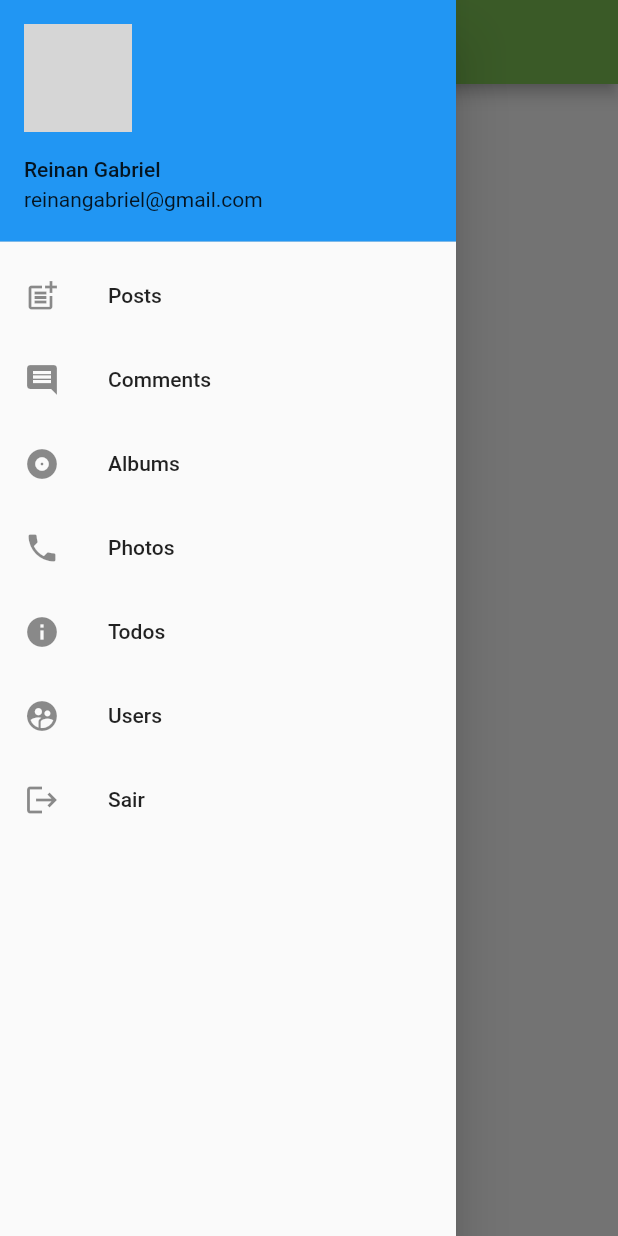
After one commit to ReinanHS/FlutterHelloWorld, a Flutter app: the screen it shows after launch, with the side drawer open, on a phone screen of 412 x 824 dp. The commit adds this screen. Run offline on Flutter 3.47's test engine with Material 2 defaults, Android fonts, the phone set to English and light mode, and no system bars; network calls fail; grey boxes are pictures that could not be loaded.

Commit message:
Listagem de usuários

```diff
--- /dev/null
+++ b/lib/controllers/dasboard_controller.dart
@@ -0,0 +1,63 @@
+import 'dart:convert' as convert;
+import 'dart:async';
+import 'package:flutter/cupertino.dart';
+import 'package:flutter/material.dart';
+import 'package:helloWorld/models/address_model.dart';
+import 'package:helloWorld/models/header_model.dart';
+import 'package:helloWorld/models/user_model.dart';
+import 'package:http/http.dart' as http;
+
+class DasboardController extends ChangeNotifier {
+  UserModel user = UserModel(
+    name: 'Reinan Gabriel',
+    username: 'reinanhs',
+    email: 'reinangabriel@gmail.com',
+    phone: '7991313136',
+    address: AddressModel(),
+  );
+
+  List<Widget> headerModel = HeaderModel().menus;
+  List<UserModel> users = [];
+
+  static DasboardController instance = DasboardController();
+
+  DasboardController() {
+    this.getUser();
+  }
+
+  void getUser() async {
+    var url = 'https://jsonplaceholder.typicode.com/users';
+
+    var response = await http.get(url);
+
+    if (response.statusCode == 200) {
+      List list = convert.jsonDecode(response.body);
+      this.users = list.map((user) => UserModel.fromJson(user)).toList();
+      notifyListeners();
+    } else {
+      print('Request failed with status: ${response.statusCode}.');
+    }
+  }
+
+  String getUserLength() {
+    return this.users.length.toString();
+  }
+
+  Widget getUsersWidget() {
+    if (this.users.isEmpty) {
+      return Center(
+        child: Text('Nehuma usuario'),
+      );
+    } else {
+      return ListView(
+        children: [
+          ListTile(
+            title: Text('Primary text'),
+            leading: Icon(Icons.label),
+            trailing: Text('Metadata'),
+          ),
+        ],
+      );
+    }
+  }
+}
--- /dev/null
+++ b/lib/models/address_model.dart
@@ -0,0 +1,6 @@
+class AddressModel {
+  String street;
+  String suite;
+  String city;
+  String zipcode;
+}
--- /dev/null
+++ b/lib/models/header_model.dart
@@ -0,0 +1,34 @@
+import 'package:flutter/material.dart';
+
+class HeaderModel {
+  List<ListTile> menus = [
+    ListTile(
+      title: Text('Posts'),
+      leading: Icon(Icons.post_add),
+    ),
+    ListTile(
+      title: Text('Comments'),
+      leading: Icon(Icons.comment),
+    ),
+    ListTile(
+      title: Text('Albums'),
+      leading: Icon(Icons.album),
+    ),
+    ListTile(
+      title: Text('Photos'),
+      leading: Icon(Icons.phone),
+    ),
+    ListTile(
+      title: Text('Todos'),
+      leading: Icon(Icons.info),
+    ),
+    ListTile(
+      title: Text('Users'),
+      leading: Icon(Icons.supervised_user_circle),
+    ),
+    ListTile(
+      title: Text('Sair'),
+      leading: Icon(Icons.logout),
+    ),
+  ];
+}
--- /dev/null
+++ b/lib/models/user_model.dart
@@ -0,0 +1,45 @@
+import 'package:helloWorld/models/address_model.dart';
+
+class UserModel {
+  int id;
+  String name, email, username, phone;
+  AddressModel address;
+
+  UserModel({
+    this.id,
+    this.name,
+    this.email,
+    this.username,
+    this.phone,
+    this.address,
+  });
+
+  String getAvatar() {
+    return 'https://github.com/' + this.username + '.png?size=200';
+  }
+
+  String getAvatarAPI() {
+    return 'https://avatars.dicebear.com/api/male/' + this.name + '.svg';
+  }
+
+  factory UserModel.fromJson(Map<String, Object> json) {
+    return UserModel(
+      id: json['id'],
+      name: json['name'],
+      email: json['email'],
+      username: json['username'],
+      phone: json['phone'],
+      address: AddressModel(),
+    );
+  }
+
+  Map toJson() {
+    return {
+      'id': this.id,
+      'name': this.name,
+      'email': this.email,
+      'username': this.username,
+      'phone': this.phone,
+    };
+  }
+}
--- a/lib/views/app_widget.dart
+++ b/lib/views/app_widget.dart
@@ -1,7 +1,8 @@
 import 'package:flutter/material.dart';
 import 'package:helloWorld/controllers/app_controller.dart';
-import 'package:helloWorld/views/home_page.dart';
-import 'package:helloWorld/views/login_page.dart';
+import 'package:helloWorld/views/pages/home_page.dart';
+import 'package:helloWorld/views/pages/login_page.dart';
+import 'package:helloWorld/views/pages/dashboard_page.dart';
 
 class AppWidget extends StatelessWidget {
   Widget build(BuildContext context) {
@@ -10,13 +11,15 @@ class AppWidget extends StatelessWidget {
         builder: (BuildContext context, Widget child) {
           return MaterialApp(
               theme: ThemeData(
+                  primaryColor: Color(0xff7ec556),
                   brightness: AppController.instance.isDarkTheme
                       ? Brightness.dark
                       : Brightness.light),
-              initialRoute: '/',
+              initialRoute: '/dashboard',
               routes: {
                 '/': (context) => LoginPage(),
                 '/home': (context) => HomePage(),
+                '/dashboard': (context) => DashboardPage(),
               });
         });
   }
--- /dev/null
+++ b/lib/views/components/header_widget.dart
@@ -0,0 +1,28 @@
+import 'package:flutter/material.dart';
+import 'package:helloWorld/models/user_model.dart';
+
+class HeaderWidget extends StatelessWidget {
+  final UserModel _user;
+  final List<Widget> _menu;
+
+  HeaderWidget(
+    this._user,
+    this._menu,
+  );
+
+  @override
+  Widget build(BuildContext context) {
+    return Column(
+      children: [
+        UserAccountsDrawerHeader(
+          currentAccountPicture: CircleAvatar(
+            backgroundImage: NetworkImage(_user.getAvatar()),
+          ),
+          accountName: Text(_user.name),
+          accountEmail: Text(_user.email),
+        ),
+        ..._menu,
+      ],
+    );
+  }
+}
--- /dev/null
+++ b/lib/views/pages/dashboard_page.dart
@@ -0,0 +1,67 @@
+import 'package:flutter/material.dart';
+import 'package:helloWorld/controllers/dasboard_controller.dart';
+import 'package:helloWorld/views/components/header_widget.dart';
+
+class DashboardPage extends StatelessWidget {
+  final List<String> entries = <String>['A', 'B', 'C'];
+  final List<int> colorCodes = <int>[600, 500, 100];
+
+  @override
+  Widget build(BuildContext context) {
+    return AnimatedBuilder(
+      animation: DasboardController.instance,
+      builder: (BuildContext context, Widget child) {
+        return Scaffold(
+          drawer: Drawer(
+            child: HeaderWidget(
+              DasboardController.instance.user,
+              DasboardController.instance.headerModel,
+            ),
+          ),
+          appBar: AppBar(
+            title: Text('Dashboard'),
+          ),
+          body: ListView.builder(
+            padding: const EdgeInsets.all(8),
+            itemCount: DasboardController.instance.users.length,
+            itemBuilder: (BuildContext context, int index) {
+              return Card(
+                child: Padding(
+                  padding: const EdgeInsets.all(8.0),
+                  child: Row(
+                    children: [
+                      CircleAvatar(
+                        backgroundImage: NetworkImage(
+                            'https://blog.img.com.br/wp-content/uploads/2018/02/avatar-1577909_640.png'),
+                      ),
+                      Padding(
+                        padding: EdgeInsets.only(bottom: 10, top: 10),
+                        child: Container(
+                          margin: EdgeInsets.only(left: 20),
+                          child: Column(
+                            children: [
+                              Padding(
+                                padding: const EdgeInsets.all(8.0),
+                                child: Text(DasboardController
+                                    .instance.users[index].name),
+                              ),
+                              Padding(
+                                padding: const EdgeInsets.all(8.0),
+                                child: Text(DasboardController
+                                    .instance.users[index].email),
+                              ),
+                            ],
+                          ),
+                        ),
+                      ),
+                    ],
+                  ),
+                ),
+              );
+            },
+          ),
+        );
+      },
+    );
+  }
+}
--- a/lib/views/login_page.dart
+++ b/lib/views/pages/login_page.dart
@@ -1,6 +1,5 @@
 import 'package:flutter/cupertino.dart';
 import 'package:flutter/material.dart';
-import 'package:helloWorld/views/home_page.dart';
 
 class LoginPage extends StatefulWidget {
   @override
--- a/pubspec.yaml
+++ b/pubspec.yaml
@@ -23,6 +23,7 @@ environment:
 dependencies:
   flutter:
     sdk: flutter
+  http: ^0.12.2
 
 
   # The following adds the Cupertino Icons font to your application.
@@ -48,6 +49,7 @@ flutter:
   assets:
     - assets/images/example-logo.png
     - assets/images/lake-5011715_1920.jpg
+    - assets/images/books-5583300_1920.jpg
 
   # An image asset can refer to one or more resolution-specific "variants", see
   # https://flutter.dev/assets-and-images/#resolution-aware.
```
Also changed, not shown: lib/views/components/cards_widget.dart (added, +102 -0 lines), lib/views/components/dasboard_widget.dart (added, +24 -0 lines), assets/images/books-5583300_1920.jpg (added), lib/views/pages/home_page.dart (renamed from lib/views/home_page.dart), pubspec.lock.
